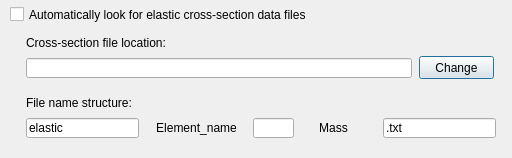
Qt form src/gui/aelasticcrosssectionautoloadconfig.ui (andrmor/ANTS2) before a commit.
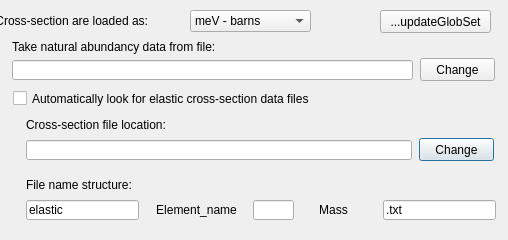
The same form after that commit.

The edit to the form file:
```diff
--- a/src/gui/aelasticcrosssectionautoloadconfig.ui
+++ b/src/gui/aelasticcrosssectionautoloadconfig.ui
@@ -6,8 +6,8 @@
    <rect>
     <x>0</x>
     <y>0</y>
-    <width>512</width>
-    <height>158</height>
+    <width>508</width>
+    <height>240</height>
    </rect>
   </property>
   <property name="windowTitle">
@@ -17,7 +17,7 @@
    <property name="geometry">
     <rect>
      <x>13</x>
-     <y>28</y>
+     <y>110</y>
      <width>491</width>
      <height>121</height>
     </rect>
@@ -155,8 +155,8 @@
    </property>
    <property name="geometry">
     <rect>
-     <x>10</x>
-     <y>6</y>
+     <x>13</x>
+     <y>90</y>
      <width>361</width>
      <height>17</height>
     </rect>
@@ -168,6 +168,104 @@
     <bool>false</bool>
    </property>
   </widget>
+  <widget class="QLabel" name="label_34">
+   <property name="geometry">
+    <rect>
+     <x>-12</x>
+     <y>14</y>
+     <width>160</width>
+     <height>13</height>
+    </rect>
+   </property>
+   <property name="text">
+    <string>Cross-section are loaded as:</string>
+   </property>
+   <property name="alignment">
+    <set>Qt::AlignRight|Qt::AlignTrailing|Qt::AlignVCenter</set>
+   </property>
+  </widget>
+  <widget class="QComboBox" name="cobUnitsForEllastic">
+   <property name="geometry">
+    <rect>
+     <x>190</x>
+     <y>10</y>
+     <width>121</width>
+     <height>22</height>
+    </rect>
+   </property>
+   <item>
+    <property name="text">
+     <string>meV - barns</string>
+    </property>
+   </item>
+   <item>
+    <property name="text">
+     <string>eV - barns</string>
+    </property>
+   </item>
+   <item>
+    <property name="text">
+     <string>keV - barns</string>
+    </property>
+   </item>
+   <item>
+    <property name="text">
+     <string>MeV - barns</string>
+    </property>
+   </item>
+  </widget>
+  <widget class="QLabel" name="label_5">
+   <property name="geometry">
+    <rect>
+     <x>12</x>
+     <y>39</y>
+     <width>261</width>
+     <height>16</height>
+    </rect>
+   </property>
+   <property name="text">
+    <string>Take natural abundancy data from file:</string>
+   </property>
+  </widget>
+  <widget class="QLineEdit" name="leNatAbundFile">
+   <property name="geometry">
+    <rect>
+     <x>12</x>
+     <y>60</y>
+     <width>401</width>
+     <height>20</height>
+    </rect>
+   </property>
+   <property name="toolTip">
+    <string>File format: MassElement     Abundancy%</string>
+   </property>
+  </widget>
+  <widget class="QPushButton" name="pbChangeNatAbFile">
+   <property name="geometry">
+    <rect>
+     <x>420</x>
+     <y>58</y>
+     <width>75</width>
+     <height>23</height>
+    </rect>
+   </property>
+   <property name="text">
+    <string>Change</string>
+   </property>
+  </widget>
+  <widget class="QPushButton" name="pbUpdateGlobSet">
+   <property name="geometry">
+    <rect>
+     <x>380</x>
+     <y>10</y>
+     <width>111</width>
+     <height>23</height>
+    </rect>
+   </property>
+   <property name="text">
+    <string>...updateGlobSet</string>
+   </property>
+  </widget>
  </widget>
  <resources/>
  <connections>
```
Left out of the diff: 118 changed lines with no effect on the pictures.
